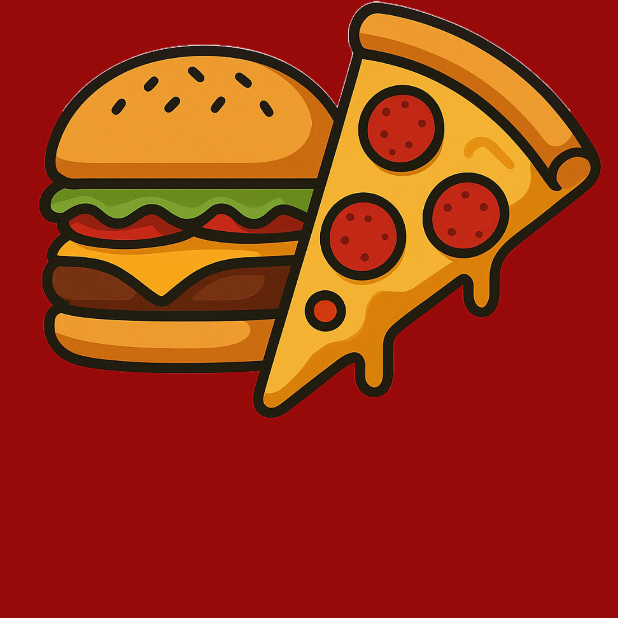
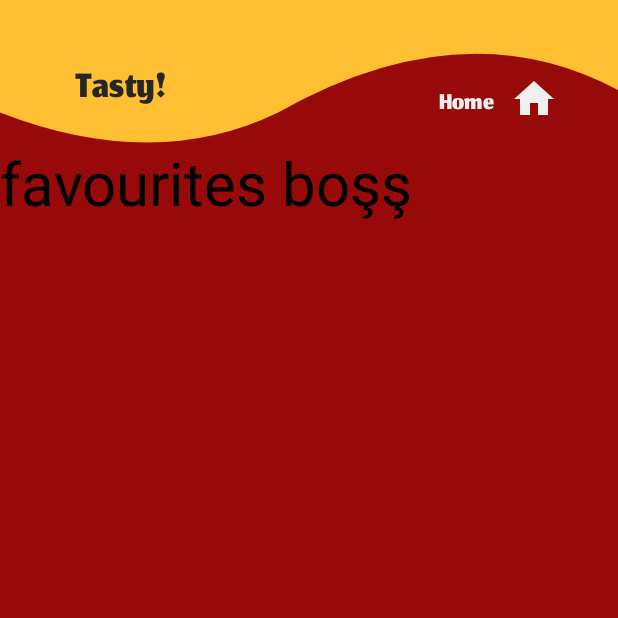
Before and after one commit to bugrahankaramollaoglu/tasty, an Android app built with Jetpack Compose: the composable FavouritesScreen shown on its own in the app's theme, on a phone screen of 412 x 824 dp, the top half of it. Run offline under Robolectric (Android 15) with nearby library versions, the phone set to English and light mode, and no system bars; 1 statement that could not run was skipped.

Commit message:
OK. favourite mechanism built. will now add room to keep it persistent. otherwise it won't remember favourite items

```diff
--- a/tasty/app/build.gradle.kts
+++ b/tasty/app/build.gradle.kts
@@ -43,6 +43,12 @@ android {
 }
 
 dependencies {
+
+    val room_version = "2.7.2"
+
+    implementation("androidx.room:room-runtime:$room_version")
+    kapt("androidx.room:room-compiler:$room_version")
+    implementation("androidx.room:room-ktx:$room_version")
 
     // lib for easier permission handling
     implementation("com.google.accompanist:accompanist-permissions:0.37.3")
--- a/tasty/app/src/main/java/com/bugrahankaramollaoglu/tasty/MainActivity.kt
+++ b/tasty/app/src/main/java/com/bugrahankaramollaoglu/tasty/MainActivity.kt
@@ -14,6 +14,7 @@ import com.bugrahankaramollaoglu.tasty.retrofit.RetrofitInstance
 import com.bugrahankaramollaoglu.tasty.ui.theme.TastyTheme
 import com.bugrahankaramollaoglu.tasty.viewModel.AuthViewModel
 import com.bugrahankaramollaoglu.tasty.viewModel.AuthViewModelFactory
+import com.bugrahankaramollaoglu.tasty.viewModel.FavouriteViewModel
 import com.bugrahankaramollaoglu.tasty.viewModel.FoodViewModel
 
 class MainActivity : ComponentActivity() {
@@ -31,12 +32,13 @@ class MainActivity : ComponentActivity() {
         }
 
         val foodViewModel = FoodViewModel()
+        val favouriteViewModel = FavouriteViewModel()
 
         setContent {
             TastyTheme {
                 Surface(modifier = Modifier.fillMaxSize()) {
                     // navigation mekanizmasi buradan oluyor
-                    AppNavigation(authViewModel, foodViewModel)
+                    AppNavigation(authViewModel, favouriteViewModel, foodViewModel)
                 }
             }
         }
--- a/tasty/app/src/main/java/com/bugrahankaramollaoglu/tasty/view/app_screens/FavouritesScreen.kt
+++ b/tasty/app/src/main/java/com/bugrahankaramollaoglu/tasty/view/app_screens/FavouritesScreen.kt
@@ -1,31 +1,39 @@
 package com.bugrahankaramollaoglu.tasty.view.app_screens.BottomNavScreens
 
-import androidx.compose.foundation.Image
 import androidx.compose.foundation.background
-import androidx.compose.foundation.layout.Box
 import androidx.compose.foundation.layout.Column
 import androidx.compose.foundation.layout.fillMaxSize
+import androidx.compose.foundation.lazy.LazyColumn
+import androidx.compose.foundation.lazy.items
+import androidx.compose.material.Text
 import androidx.compose.runtime.Composable
 import androidx.compose.ui.Modifier
-import androidx.compose.ui.res.painterResource
-import com.bugrahankaramollaoglu.tasty.R
+import androidx.compose.ui.text.TextStyle
+import androidx.compose.ui.unit.sp
+import com.bugrahankaramollaoglu.tasty.util.CanvasHeader
 import com.bugrahankaramollaoglu.tasty.util.CustomColors
+import com.bugrahankaramollaoglu.tasty.viewModel.FavouriteViewModel
 
 @Composable
-fun FavouritesScreen() {
-    Box(
-        modifier = Modifier
+fun FavouritesScreen(favouriteViewModel: FavouriteViewModel) {
+
+    val favourites = favouriteViewModel.favourites
+
+    Column(
+        modifier = Modifier.Companion
             .fillMaxSize()
             .background(CustomColors.CustomRed)
     ) {
-        Column() {
-            Image(
+        CanvasHeader()
 
-                painter = painterResource(id = R.drawable.login_logo),
-
-                contentDescription = null
-
-            )
+        if (favourites.isNullOrEmpty()) {
+            Text(text = "favourites boşş", style = TextStyle(fontSize = 40.sp))
+        } else {
+            LazyColumn {
+                items(favourites) { fav ->
+                    Text(text = "ajsndkasndfav.name", style = TextStyle(fontSize = 40.sp))
+                }
+            }
         }
     }
 
--- /dev/null
+++ b/tasty/app/src/main/java/com/bugrahankaramollaoglu/tasty/viewModel/FavouriteViewModel.kt
@@ -0,0 +1,26 @@
+package com.bugrahankaramollaoglu.tasty.viewModel
+
+import androidx.compose.runtime.mutableStateListOf
+import androidx.lifecycle.ViewModel
+import com.bugrahankaramollaoglu.tasty.model.FavouriteFood
+
+class FavouriteViewModel : ViewModel() {
+
+    private val _favourites = mutableStateListOf<FavouriteFood>()
+    val favourites: List<FavouriteFood> get() = _favourites
+
+    fun addFavourite(food: FavouriteFood) {
+        if (!_favourites.any { it.id == food.id }) {
+            _favourites.add(food)
+        }
+    }
+
+    fun removeFavourite(food: FavouriteFood) {
+        _favourites.removeAll { it.id == food.id }
+    }
+
+    fun isFavourite(foodId: Int): Boolean {
+        return _favourites.any { it.id == foodId }
+    }
+
+}
--- a/tasty/app/src/main/java/com/bugrahankaramollaoglu/tasty/viewModel/FoodViewModel.kt
+++ b/tasty/app/src/main/java/com/bugrahankaramollaoglu/tasty/viewModel/FoodViewModel.kt
@@ -27,11 +27,10 @@ class FoodViewModel(
     val errorMessage: StateFlow<String?> = _errorMessage
 
 
-    /* *********************** */
+    /* *********** sepetteki ürünler ************ */
 
     private val _basketItems = MutableStateFlow<List<FoodInBasket>>(emptyList())
     val basketItems: StateFlow<List<FoodInBasket>> = _basketItems
-
 
     /* *********************** */
 
```
Also changed, not shown: tasty/app/src/main/java/com/bugrahankaramollaoglu/tasty/model/Food.kt (+9 -0 lines), tasty/app/src/main/java/com/bugrahankaramollaoglu/tasty/model/FoodItemCard.kt (+18 -5 lines), tasty/app/src/main/java/com/bugrahankaramollaoglu/tasty/navigation/AppNavigation.kt (+7 -2 lines), tasty/app/src/main/java/com/bugrahankaramollaoglu/tasty/view/app_screens/FoodsScreen.kt (+17 -4 lines), tasty/app/src/main/java/com/bugrahankaramollaoglu/tasty/view/app_screens/HomeScreen.kt (+7 -3 lines), tasty/app/src/main/java/com/bugrahankaramollaoglu/tasty/api/BasketApiService.kt (line endings or trailing spaces).
